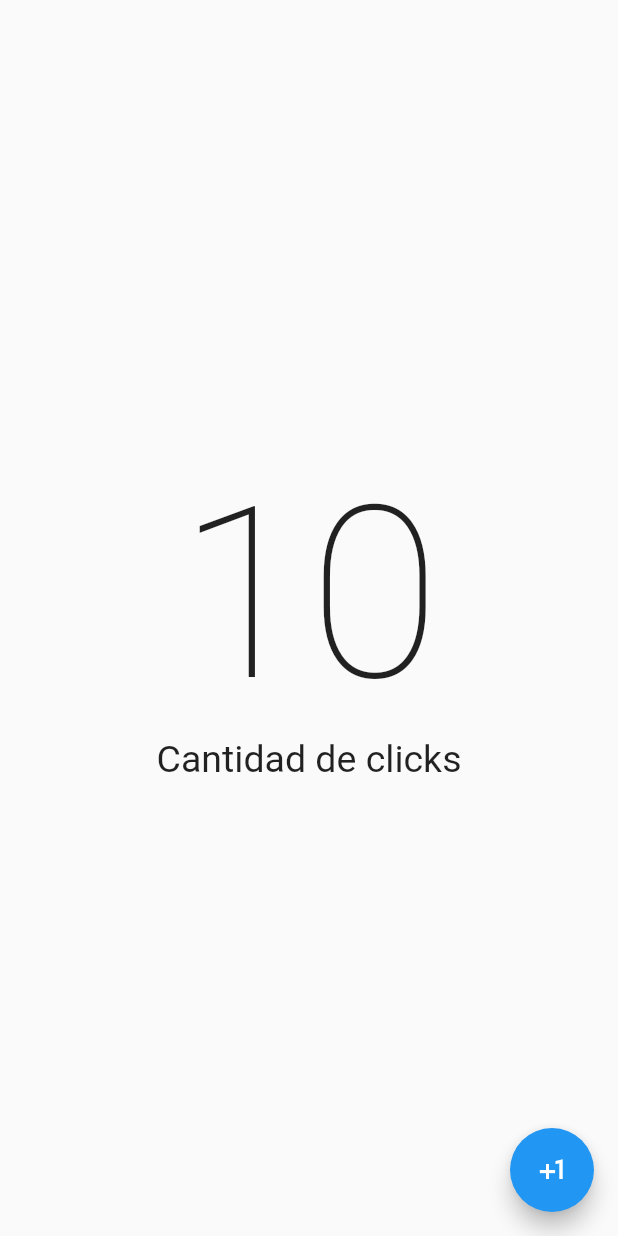
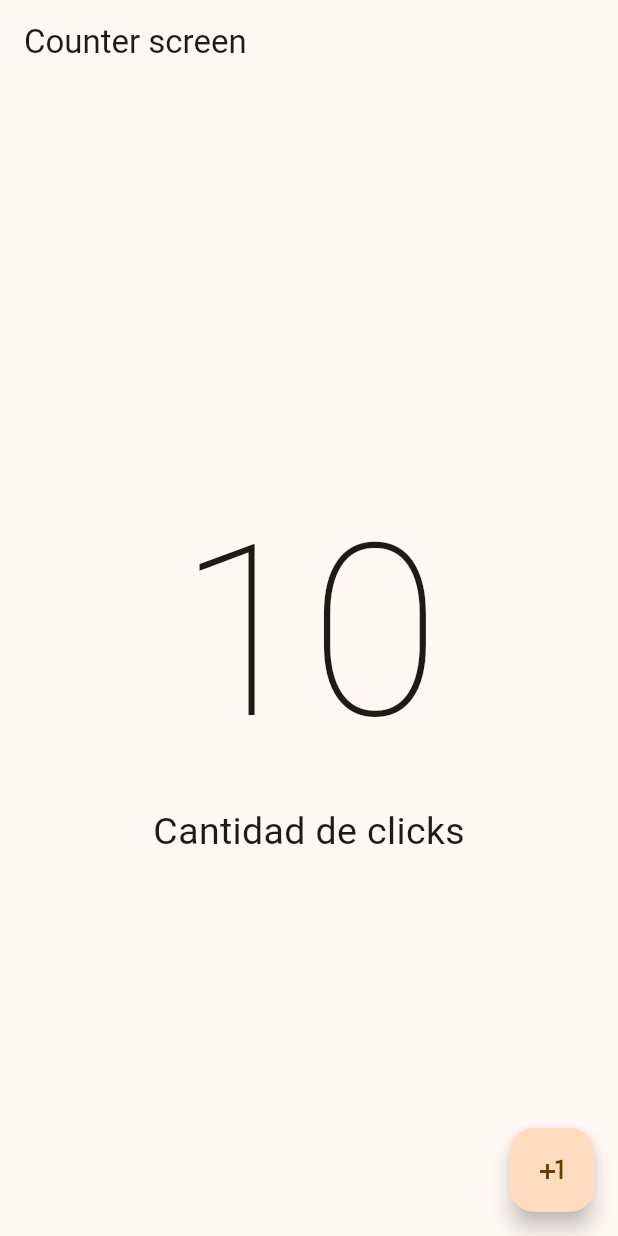
Before and after one commit to quenandres/flutter-2023, a Flutter app: the screen it shows after launch, on a phone screen of 412 x 824 dp. Run offline on Flutter 3.47's test engine with Material 2 defaults, Android fonts, the phone set to English and light mode, and no system bars.

Commit message:
56. Material Design 3

```diff
--- a/hello_world_app/lib/main.dart
+++ b/hello_world_app/lib/main.dart
@@ -10,9 +10,13 @@ class MyApp extends StatelessWidget {
 
   @override
   Widget build(BuildContext context) {
-    return const MaterialApp(
+    return MaterialApp(
       debugShowCheckedModeBanner: false,
-      home: CounterScreen()
+      theme: ThemeData(
+        useMaterial3: true,
+        colorSchemeSeed: Colors.orange
+      ),
+      home: const CounterScreen()
     );
   }
 }
--- a/hello_world_app/lib/presentation/screens/counter_screen.dart
+++ b/hello_world_app/lib/presentation/screens/counter_screen.dart
@@ -5,8 +5,11 @@ class CounterScreen extends StatelessWidget {
 
   @override
   Widget build(BuildContext context) {
-    return const Scaffold(
-        body: Center(
+    return Scaffold(
+        appBar: AppBar(
+          title: const Text('Counter screen'),
+        ),
+        body: const Center(
           child: Column(
             mainAxisAlignment: MainAxisAlignment.center,
             children: [
@@ -15,7 +18,7 @@ class CounterScreen extends StatelessWidget {
             ],
           ),
         ),
-        floatingActionButton: FloatingActionButton(
+        floatingActionButton: const FloatingActionButton(
           onPressed: null,
           child: Icon(Icons.plus_one),
         ),
```
Also changed, not shown: 1 other file.
